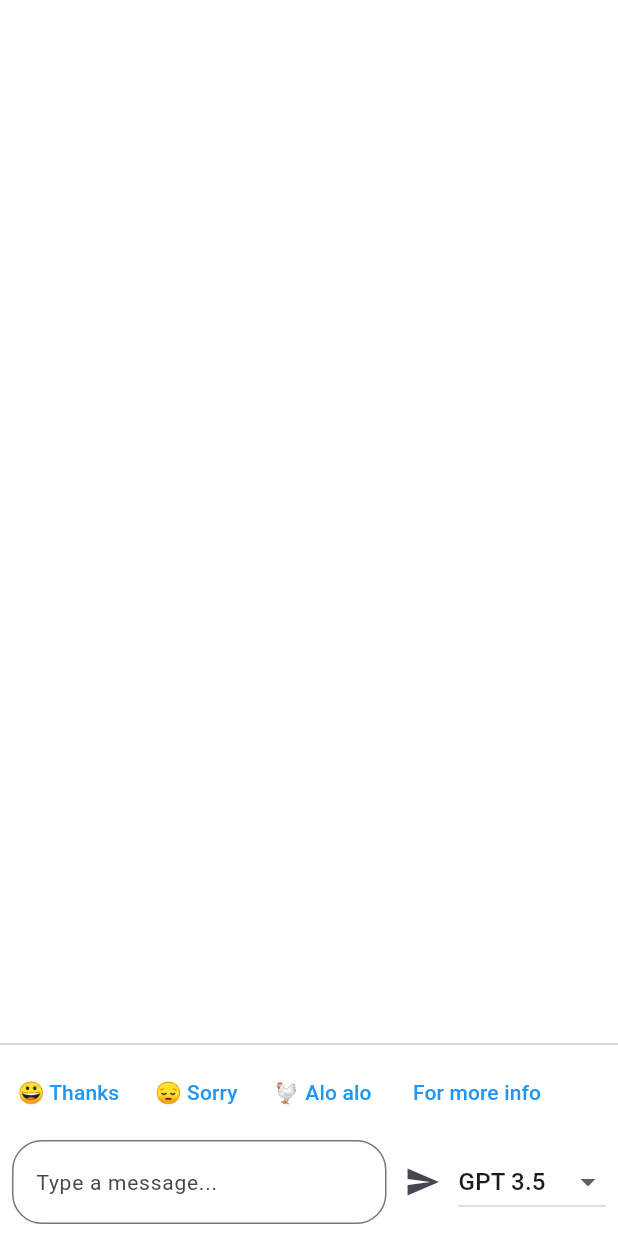
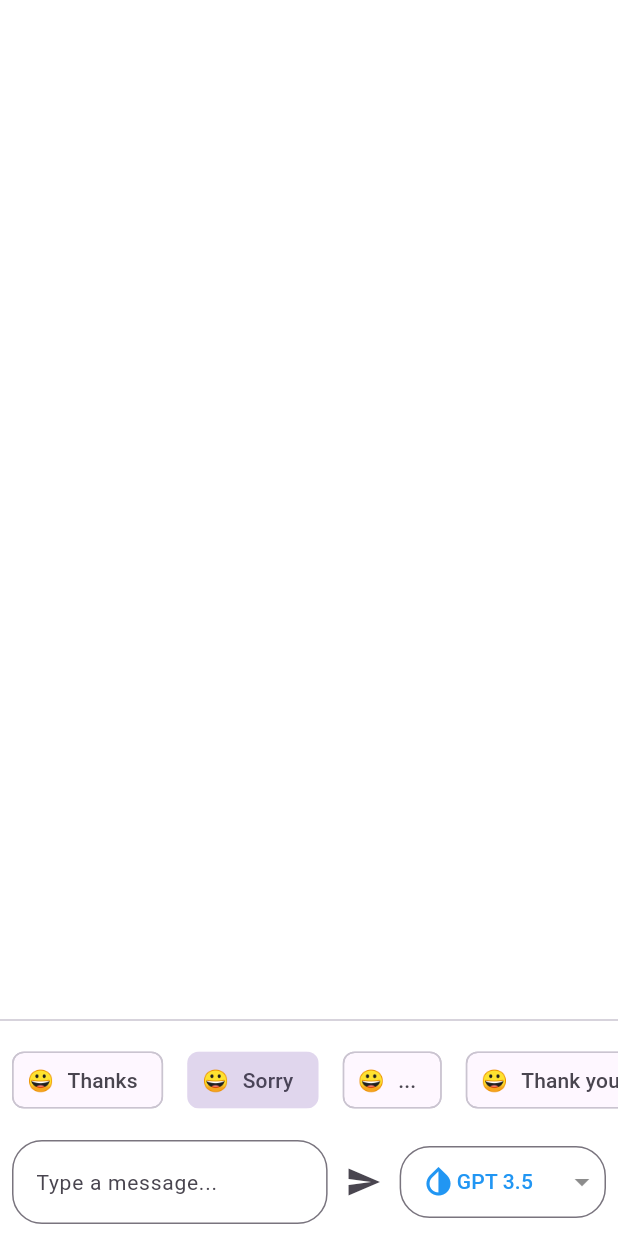
Before and after one commit to phamvu1001/ADVMobile, a Flutter app: the DraftEmailPage screen opened by its route, on a phone screen of 412 x 824 dp. Run offline on Flutter 3.47's test engine with Material 3 defaults, Android fonts, the phone set to English and light mode, and no system bars; our stand-ins replace dropdown_button2, hugeicons.

Commit message:
update UI

```diff
--- a/lib/src/pages/draftEmail_page/draftEmail.dart
+++ b/lib/src/pages/draftEmail_page/draftEmail.dart
@@ -1,5 +1,6 @@
 import 'package:flutter/material.dart';
 import 'package:jarvis/src/navigation.dart';
+import 'package:dropdown_button2/dropdown_button2.dart';
 
 class DraftEmailPage extends StatefulWidget {
   const DraftEmailPage({super.key, required this.title});
@@ -15,7 +16,9 @@ class _DraftEmailPageState extends State<DraftEmailPage> {
   final TextEditingController _controller = TextEditingController();
 
   IconData? selectedIcon = Icons.invert_colors_on_sharp;
-  bool  isHuman = true;
+  bool isHuman = true;
+  String? _selectedChoice = "Sorry";
+
   void _sendMessage() {
     if (_controller.text.isNotEmpty) {
       setState(() {
@@ -27,17 +30,30 @@ class _DraftEmailPageState extends State<DraftEmailPage> {
 
   @override
   Widget build(BuildContext context) {
+    List<Map<String, IconData>> menuitems = const [
+      {'GPT 3.5': Icons.invert_colors_on_sharp},
+      {'GPT 4.0': Icons.accessibility_rounded},
+      {'Gemini': Icons.account_circle_sharp},
+      {'Claude AI': Icons.ad_units_rounded}
+    ];
+    final List<Map<String, String>> options = [
+      {"label": "Thanks", "emoji": "😀"},
+      {"label": "Sorry", "emoji": "😀"},
+      {"label": "...", "emoji": "😀"},
+      {"label": "Thank you", "emoji": "😀"},
+      {"label": "Welcome", "emoji": "😀"},
+      {"label": "Goodbye", "emoji": "😀"},
+    ];
     return Scaffold(
-
       body: Column(
         children: [
           Expanded(
             child: ListView.builder(
+
               itemCount: messages.length,
               itemBuilder: (context, index) {
-
                 bool current = isHuman;
-                isHuman = !isHuman ;
+                isHuman = !isHuman;
 
                 return current
                     ? Align(
@@ -63,7 +79,6 @@ class _DraftEmailPageState extends State<DraftEmailPage> {
                             ),
                           ),
                         ))
-
                     : Align(
                         alignment: Alignment.centerLeft,
                         child: FractionallySizedBox(
@@ -79,12 +94,14 @@ class _DraftEmailPageState extends State<DraftEmailPage> {
                             title: Container(
                               padding: const EdgeInsets.all(10.0),
                               decoration: BoxDecoration(
-                            color: Theme.of(context).colorScheme.outline,
+
+                                color: Colors.blue,
                                 borderRadius: BorderRadius.circular(12.0),
                               ),
                               child: Text(
+
                                 messages[index],
-                            style: const TextStyle(color: Colors.white),
+                                style: const TextStyle(color: Colors.white ),
                               ),
                             ),
                           ),
@@ -92,26 +109,34 @@ class _DraftEmailPageState extends State<DraftEmailPage> {
               },
             ),
           ),
+          const Divider(),
+          SingleChildScrollView(
+            scrollDirection: Axis.horizontal,
+            child: Row(
+              children: options.map((option) {
+                return Padding(
+                  padding: const EdgeInsets.all(8.0),
+                  child: FilterChip(
 
-
-          const Divider(),
-          Row(
-            children: [
-              TextButton(onPressed: () {print("thanks");}, child: Text("😀 Thanks")),
-              TextButton(onPressed: () {print("thanks");}, child: Text("😔 Sorry")),
-              TextButton(onPressed: () {print("thanks");}, child: Text("🐔 Alo alo")),
-              TextButton(onPressed: () {print("thanks");}, child: Text(" For more info")),
-
-            ],
+                    avatar: Text(option['emoji']!),
+                    label: Text(option['label']!),
+                    selected: _selectedChoice == option['label'],
+                    selectedColor: Theme.of(context).colorScheme.primary.withOpacity(0.2),
+                    showCheckmark: false,
+                    onSelected: (bool selected) {
+                      setState(() {
+                        _selectedChoice = selected ? option['label'] : null;
+                      });
+                    },
+                  ),
+                );
+              }).toList(),
+            ),
           ),
           Padding(
             padding: const EdgeInsets.all(8.0),
             child: Row(
               children: [
-
-
-
-
                 Expanded(
                   child: TextField(
                     controller: _controller,
@@ -129,35 +154,55 @@ class _DraftEmailPageState extends State<DraftEmailPage> {
                   icon: const Icon(Icons.send),
                   onPressed: _sendMessage,
                 ),
-                DropdownButton<IconData>(
+                IntrinsicWidth(
+                  child: DropdownButtonFormField2<IconData>(
+                    isExpanded: false,
+                    decoration: InputDecoration(
+                      contentPadding: const EdgeInsets.symmetric(vertical: 5),
+                      border: OutlineInputBorder(
+                        borderRadius: BorderRadius.circular(20),
+                      ),
+                    ),
+                    dropdownStyleData: DropdownStyleData(
+                        decoration: BoxDecoration(
+                      color: Colors.white,
+                      borderRadius: BorderRadius.circular(10),
+                    )),
                     value: selectedIcon,
-                  onChanged: (IconData? newValue) {
+                    hint: const Text(
+                      'Select Tool',
+                      style: TextStyle(fontSize: 11),
+                    ),
+                    items: menuitems.map((entry) {
+                      final IconData value = entry.values.first;
+                      final String key = entry.keys.first;
+
+                      return DropdownMenuItem<IconData>(
+                        value: value,
+                        child: Row(
+                          children: [
+                            Icon(value , color: Colors.blue) ,
+                            Text(key, style: const TextStyle(fontSize: 14, color: Colors.blue)),
+                          ],
+                        ),
+                      );
+                    }).toList(),
+                    onChanged: (value) {
                       setState(() {
-                      selectedIcon = newValue;
+                        selectedIcon = value!;
                       });
-
-                    if (newValue != null) {
-                      print('Selected AI Tool: $newValue');
-                    }
                     },
-                  items: const [
-                    DropdownMenuItem<IconData>(
-                      value: Icons.invert_colors_on_sharp,
-                      child: Text('GPT 3.5'),
+                    iconStyleData: const IconStyleData(
+                      icon: Icon(
+                        Icons.arrow_drop_down,
+                        color: Colors.black45,
                       ),
-                    DropdownMenuItem<IconData>(
-                      value: Icons.accessibility_rounded,
-                      child: Text('GPT 4.0'),
+                      iconSize: 24,
                     ),
-                    DropdownMenuItem<IconData>(
-                      value: Icons.account_circle_sharp,
-                      child: Text('Gemini'),
+                    menuItemStyleData: const MenuItemStyleData(
+                      padding: EdgeInsets.symmetric(horizontal: 10),
                     ),
-                    DropdownMenuItem<IconData>(
-                      value: Icons.ad_units_rounded,
-                      child: Text('Claude AI '),
                   ),
-                  ],
                 ),
               ],
             ),
--- a/lib/src/pages/login_page/loginPage.dart
+++ b/lib/src/pages/login_page/loginPage.dart
@@ -42,7 +42,10 @@ class _LoginPageState extends State<LoginPage> {
   Widget build(BuildContext context) {
     return Scaffold(
       appBar: AppBar(
-        title: const Text('Welcome to Jarvis' ,style: TextStyle(fontWeight: FontWeight.bold) ,),
+        title: const Text(
+          'Welcome to Viras',
+          style: TextStyle(fontWeight: FontWeight.bold),
+        ),
       ),
       body: SingleChildScrollView(
         padding: const EdgeInsets.all(16.0),
@@ -51,14 +54,19 @@ class _LoginPageState extends State<LoginPage> {
           child: Column(
             mainAxisAlignment: MainAxisAlignment.center,
             children: <Widget>[
-              const FlutterLogo(
-                size: 120,
-                style: FlutterLogoStyle.horizontal,
-              ),
+              // Logo
+
+                 Row(
+                  mainAxisAlignment: MainAxisAlignment.center,
+                  children: [Image.asset("lib/assets/logo.png",
+                    height: 120,
+                    width: 120,)]
+                ) ,
+
+
+             const SizedBox(height: 20,),
               TextFormField(
-
                 decoration: InputDecoration(
-
                   labelText: 'Username',
                   border: OutlineInputBorder(
                     gapPadding: 5,
@@ -75,9 +83,10 @@ class _LoginPageState extends State<LoginPage> {
                   _username = value!;
                 },
               ),
-              const SizedBox(height: 10, ),
+              const SizedBox(
+                height: 10,
+              ),
               TextFormField(
-
                 decoration: InputDecoration(
                     labelText: 'Password',
                     border: OutlineInputBorder(
@@ -100,13 +109,18 @@ class _LoginPageState extends State<LoginPage> {
                   child: const Text('Forgot password ?')),
               ElevatedButton(
                 style: ButtonStyle(
-                  shape: WidgetStateProperty.all<RoundedRectangleBorder>(  RoundedRectangleBorder(
+                  shape: WidgetStateProperty.all<RoundedRectangleBorder>(
+                    RoundedRectangleBorder(
                       borderRadius: BorderRadius.circular(12.0),
-                    side: const BorderSide(color: Colors.blue, width: 2.0), // Customize border color and width here
-
-                  ),),
+                      side: const BorderSide(
+                          color: Colors.blue,
+                          width: 2.0),
+                    ),
+                  ),
                   padding: WidgetStateProperty.all<EdgeInsets>(
-                    const EdgeInsets.symmetric(horizontal: 80.0, vertical: 12.0), // Customize padding here
+                    const EdgeInsets.symmetric(
+                        horizontal: 80.0,
+                        vertical: 12.0), // Customize padding here
                   ),
                 ),
                 onPressed: _login,
@@ -128,8 +142,7 @@ class _LoginPageState extends State<LoginPage> {
                     ),
                     onPressed: _signWithGoogle,
                     child:
-                        Row(mainAxisSize: MainAxisSize.min,
-                            children: <Widget>[
+                        Row(mainAxisSize: MainAxisSize.min, children: <Widget>[
                       Image.asset(
                         'lib/assets/google-icon.jpg',
                         height: 24,
--- a/pubspec.yaml
+++ b/pubspec.yaml
@@ -67,6 +67,8 @@ flutter:
   - lib/assets/google-icon.jpg
   - assets/
   - lib/assets/fire-icon.png
+  - lib/assets/logo.png
+
 
   # To add assets to your application, add an assets section, like this:
   # assets:
```
Also changed, not shown: lib/assets/logo.png (added). Lines whose indentation alone changed are shown as unchanged.
